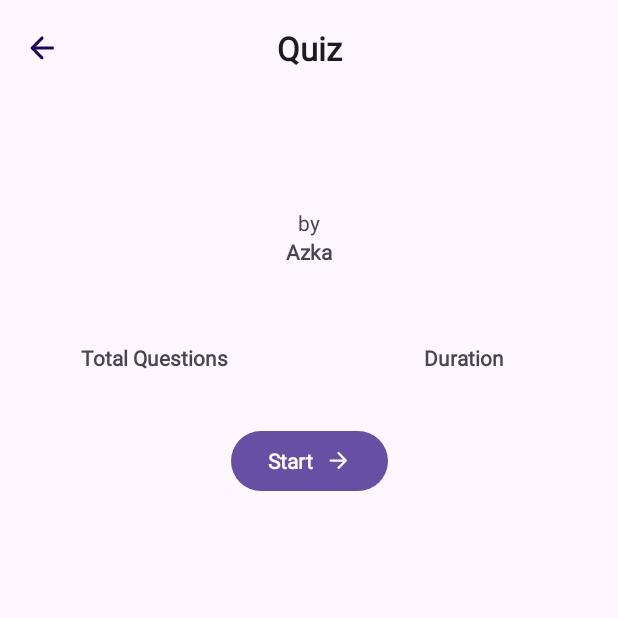
After one commit to The-Petot/Mindcraft, an Android app: the DetailQuizActivity screen opened directly, with no data from a screen before it, on a phone screen of 412 x 824 dp, the top half of it. The commit adds this screen. Run offline under Robolectric (Android 15) with nearby library versions, the phone set to English and light mode, and no system bars.

```diff
--- a/app/build.gradle.kts
+++ b/app/build.gradle.kts
@@ -3,6 +3,7 @@ import java.util.Properties
 plugins {
     alias(libs.plugins.android.application)
     alias(libs.plugins.kotlin.android)
+    id("kotlin-parcelize")
 }
 
 android {
--- a/app/src/main/AndroidManifest.xml
+++ b/app/src/main/AndroidManifest.xml
@@ -14,7 +14,7 @@
         android:theme="@style/Theme.Mindcraft"
         tools:targetApi="35">
         <activity
-            android:name=".ui.home.quiz.start.StartQuizActivity"
+            android:name=".ui.home.quiz.detail.DetailQuizActivity"
             android:exported="false" />
         <activity
             android:name=".ui.home.quiz.add.AddQuizActivity"
--- a/app/src/main/java/com/thepetot/mindcraft/data/remote/response/QuizHistoryResponse.kt
+++ b/app/src/main/java/com/thepetot/mindcraft/data/remote/response/QuizHistoryResponse.kt
@@ -1,6 +1,8 @@
 package com.thepetot.mindcraft.data.remote.response
 
+import android.os.Parcelable
 import com.google.gson.annotations.SerializedName
+import kotlinx.parcelize.Parcelize
 
 data class QuizHistoryResponse(
 
@@ -14,6 +16,7 @@ data class QuizHistoryResponse(
 	val status: String
 )
 
+@Parcelize
 data class ListQuizItem(
 
 	@field:SerializedName("duration")
@@ -36,4 +39,4 @@ data class ListQuizItem(
 
 	@field:SerializedName("title")
 	val title: String
-)
+) : Parcelable
--- /dev/null
+++ b/app/src/main/java/com/thepetot/mindcraft/ui/home/quiz/detail/DetailQuizActivity.kt
@@ -0,0 +1,64 @@
+package com.thepetot.mindcraft.ui.home.quiz.detail
+
+import android.os.Build
+import android.os.Bundle
+import androidx.activity.enableEdgeToEdge
+import androidx.appcompat.app.AppCompatActivity
+import androidx.core.view.ViewCompat
+import androidx.core.view.WindowInsetsCompat
+import com.thepetot.mindcraft.R
+import com.thepetot.mindcraft.data.remote.response.ListQuizItem
+import com.thepetot.mindcraft.databinding.ActivityDetailQuizBinding
+import com.thepetot.mindcraft.utils.formatDuration
+import com.thepetot.mindcraft.utils.withDateFormat
+
+class DetailQuizActivity : AppCompatActivity() {
+
+    private lateinit var binding: ActivityDetailQuizBinding
+
+    override fun onCreate(savedInstanceState: Bundle?) {
+        super.onCreate(savedInstanceState)
+        enableEdgeToEdge()
+        binding = ActivityDetailQuizBinding.inflate(layoutInflater)
+        val view = binding.root
+        setContentView(view)
+        ViewCompat.setOnApplyWindowInsetsListener(view) { v, insets ->
+            val systemBars = insets.getInsets(WindowInsetsCompat.Type.systemBars())
+            v.setPadding(systemBars.left, systemBars.top, systemBars.right, systemBars.bottom)
+            insets
+        }
+
+        setupView()
+        setupButton()
+    }
+
+    private fun setupView() {
+        val quiz = if (Build.VERSION.SDK_INT >= Build.VERSION_CODES.TIRAMISU) {
+            intent.getParcelableExtra(QUIZ_EXTRA, ListQuizItem::class.java)
+        } else {
+            @Suppress("DEPRECATION")
+            intent.getParcelableExtra(QUIZ_EXTRA) as? ListQuizItem
+        }
+
+        quiz?.let {
+            binding.apply {
+                tvTitle.text = it.title
+                tvDescription.text = it.description
+                tvTotalQuestions.text = String.format(it.question.toString())
+                tvDuration.text = formatDuration(it.duration)
+                tvAuthor.text = it.author
+                tvDateCreated.text = it.createdAt.withDateFormat()
+            }
+        }
+    }
+
+    private fun setupButton() {
+        binding.toolbar.setNavigationOnClickListener {
+            onBackPressedDispatcher.onBackPressed()
+        }
+    }
+
+    companion object {
+        const val QUIZ_EXTRA = "quiz_extra"
+    }
+}
--- /dev/null
+++ b/app/src/main/res/layout/activity_detail_quiz.xml
@@ -0,0 +1,171 @@
+<?xml version="1.0" encoding="utf-8"?>
+<androidx.coordinatorlayout.widget.CoordinatorLayout xmlns:android="http://schemas.android.com/apk/res/android"
+    xmlns:app="http://schemas.android.com/apk/res-auto"
+    xmlns:tools="http://schemas.android.com/tools"
+    android:id="@+id/detail_quiz"
+    android:layout_width="match_parent"
+    android:layout_height="match_parent"
+    tools:context=".ui.home.quiz.detail.DetailQuizActivity">
+
+    <com.google.android.material.appbar.AppBarLayout
+        android:layout_width="match_parent"
+        android:layout_height="wrap_content">
+
+        <com.google.android.material.appbar.MaterialToolbar
+            android:id="@+id/toolbar"
+            android:layout_width="match_parent"
+            android:layout_height="wrap_content"
+            app:titleCentered="true"
+            app:title="Quiz"
+            app:titleTextAppearance="@style/CustomToolbarTitle"
+            android:minHeight="?attr/actionBarSize"
+            app:navigationIcon="@drawable/ic_back"/>
+
+        <com.google.android.material.progressindicator.LinearProgressIndicator
+            android:id="@+id/progress_bar"
+            android:layout_width="match_parent"
+            android:layout_height="wrap_content"
+            android:indeterminate="true"
+            android:visibility="invisible"
+            tools:visibility="visible" />
+
+    </com.google.android.material.appbar.AppBarLayout>
+
+    <androidx.core.widget.NestedScrollView
+        android:layout_width="match_parent"
+        android:layout_height="match_parent"
+        app:layout_behavior="@string/appbar_scrolling_view_behavior">
+
+        <androidx.constraintlayout.widget.ConstraintLayout
+            android:layout_width="match_parent"
+            android:layout_height="wrap_content">
+
+            <TextView
+                android:id="@+id/tv_author"
+                android:layout_width="0dp"
+                android:layout_height="wrap_content"
+                android:layout_marginHorizontal="16dp"
+                android:text="Azka"
+                android:textAlignment="center"
+                android:textStyle="bold"
+                app:layout_constraintEnd_toEndOf="parent"
+                app:layout_constraintHorizontal_bias="0.5"
+                app:layout_constraintStart_toStartOf="parent"
+                app:layout_constraintTop_toBottomOf="@+id/textView13" />
+
+            <TextView
+                android:id="@+id/tv_date_created"
+                android:layout_width="wrap_content"
+                android:layout_height="wrap_content"
+                android:layout_marginHorizontal="16dp"
+                android:layout_marginTop="16dp"
+                android:textStyle="bold"
+                app:layout_constraintEnd_toEndOf="parent"
+                app:layout_constraintTop_toTopOf="parent"
+                tools:text="Senin, 24 Desember 2024" />
+
+            <TextView
+                android:id="@+id/tv_title"
+                android:layout_width="match_parent"
+                android:layout_height="wrap_content"
+                android:layout_marginHorizontal="16dp"
+                android:layout_marginTop="16dp"
+                android:textAlignment="center"
+                android:textStyle="bold"
+                app:layout_constraintEnd_toEndOf="parent"
+                app:layout_constraintStart_toStartOf="parent"
+                app:layout_constraintTop_toBottomOf="@+id/tv_date_created"
+                tools:text="Pemrograman Dasar" />
+
+            <TextView
+                android:id="@+id/textView13"
+                android:layout_width="wrap_content"
+                android:layout_height="wrap_content"
+                android:text="by"
+                app:layout_constraintEnd_toEndOf="parent"
+                app:layout_constraintHorizontal_bias="0.5"
+                app:layout_constraintStart_toStartOf="parent"
+                app:layout_constraintTop_toBottomOf="@+id/tv_title" />
+
+            <TextView
+                android:id="@+id/tv_description"
+                android:layout_width="match_parent"
+                android:layout_height="wrap_content"
+                android:layout_margin="16dp"
+                android:justificationMode="inter_word"
+                android:lineSpacingExtra="2dp"
+                app:layout_constraintEnd_toEndOf="parent"
+                app:layout_constraintHorizontal_bias="0.5"
+                app:layout_constraintStart_toStartOf="parent"
+                app:layout_constraintTop_toBottomOf="@+id/tv_author"
+                tools:targetApi="o"
+                tools:text="@string/text_dummy" />
+
+            <TextView
+                android:id="@+id/textView7"
+                android:layout_width="0dp"
+                android:layout_height="wrap_content"
+                android:layout_marginHorizontal="16dp"
+                android:layout_marginTop="16dp"
+                android:text="Total Questions"
+                android:textAlignment="center"
+                android:textStyle="bold"
+                app:layout_constraintEnd_toStartOf="@+id/textView9"
+                app:layout_constraintHorizontal_bias="0.5"
+                app:layout_constraintStart_toStartOf="parent"
+                app:layout_constraintTop_toBottomOf="@+id/tv_description" />
+
+            <TextView
+                android:id="@+id/textView9"
+                android:layout_width="0dp"
+                android:layout_height="wrap_content"
+                android:layout_marginHorizontal="16dp"
+                android:layout_marginTop="16dp"
+                android:text="Duration"
+                android:textAlignment="center"
+                android:textStyle="bold"
+                app:layout_constraintEnd_toEndOf="parent"
+                app:layout_constraintHorizontal_bias="0.5"
+                app:layout_constraintStart_toEndOf="@+id/textView7"
+                app:layout_constraintTop_toBottomOf="@+id/tv_description" />
+
+            <TextView
+                android:id="@+id/tv_total_questions"
+                android:layout_width="0dp"
+                android:layout_height="wrap_content"
+                android:textAlignment="center"
+                app:layout_constraintEnd_toEndOf="@+id/textView7"
+                app:layout_constraintStart_toStartOf="@+id/textView7"
+                app:layout_constraintTop_toBottomOf="@+id/textView7"
+                tools:text="5" />
+
+            <TextView
+                android:id="@+id/tv_duration"
+                android:layout_width="0dp"
+                android:layout_height="wrap_content"
+                android:textAlignment="center"
+                app:layout_constraintEnd_toEndOf="@+id/textView9"
+                app:layout_constraintStart_toStartOf="@+id/textView9"
+                app:layout_constraintTop_toBottomOf="@+id/textView7"
+                tools:text="15 minutes" />
+
+            <Button
+                android:id="@+id/btn_start"
+                android:layout_width="wrap_content"
+                android:layout_height="wrap_content"
+                android:layout_marginVertical="16dp"
+                android:text="Start"
+                android:textStyle="bold"
+                app:icon="@drawable/ic_forward"
+                app:iconGravity="end"
+                app:layout_constraintBottom_toBottomOf="parent"
+                app:layout_constraintEnd_toEndOf="parent"
+                app:layout_constraintHorizontal_bias="0.5"
+                app:layout_constraintStart_toStartOf="parent"
+                app:layout_constraintTop_toBottomOf="@+id/tv_total_questions" />
+
+        </androidx.constraintlayout.widget.ConstraintLayout>
+
+    </androidx.core.widget.NestedScrollView>
+
+</androidx.coordinatorlayout.widget.CoordinatorLayout>
--- a/app/src/main/res/values/strings.xml
+++ b/app/src/main/res/values/strings.xml
@@ -8,4 +8,5 @@
     <string name="title_home">Home</string>
     <string name="title_ranking">Ranking</string>
     <string name="title_settings">Settings</string>
+    <string name="text_dummy">Lorem ipsum odor amet, consectetuer adipiscing elit. Quisque vulputate lectus faucibus mattis consequat mollis. Ridiculus vehicula tristique dolor dignissim tellus bibendum tortor. Tellus dictumst egestas laoreet metus mus velit phasellus. Aliquam inceptos vitae magnis integer habitant dui ornare ridiculus. Dis nibh hac justo, aliquam lacus aenean nam potenti. Placerat curae fringilla diam ad phasellus cras libero. Aliquet nam odio consectetur lectus congue ultricies viverra leo.</string>
 </resources>
```
Also changed, not shown: app/src/main/java/com/thepetot/mindcraft/ui/adapter/QuizHistoryAdapter.kt (+19 -3 lines), app/src/main/java/com/thepetot/mindcraft/ui/home/HomeFragment.kt (+10 -2 lines), app/src/main/java/com/thepetot/mindcraft/ui/home/quiz/add/AddQuizActivity.kt (+18 -1 lines), app/src/main/java/com/thepetot/mindcraft/ui/home/quiz/start/StartQuizActivity.kt (deleted, +0 -21 lines), app/src/main/java/com/thepetot/mindcraft/utils/Utils.kt (+29 -2 lines), app/src/main/res/layout/activity_start_quiz.xml (deleted, +0 -10 lines).
